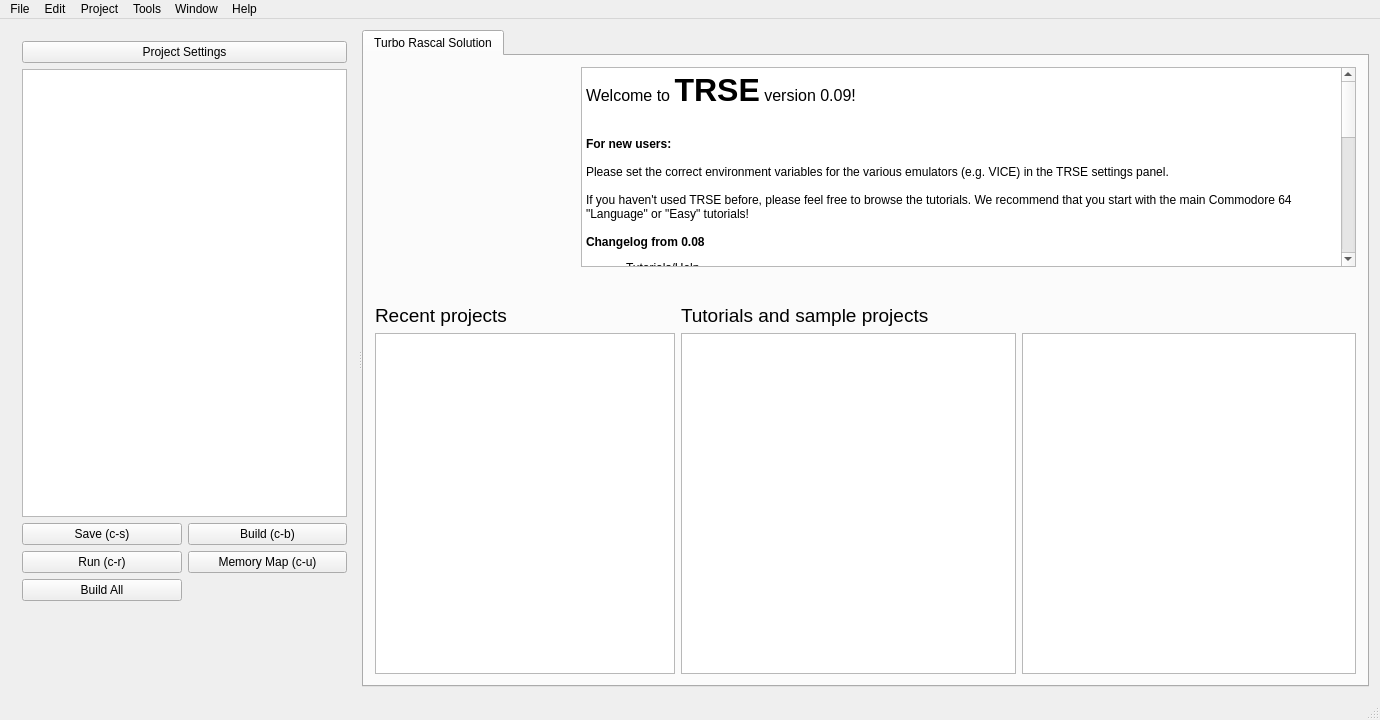
Qt form mainwindow.ui (leuat/TRSE) before a commit.
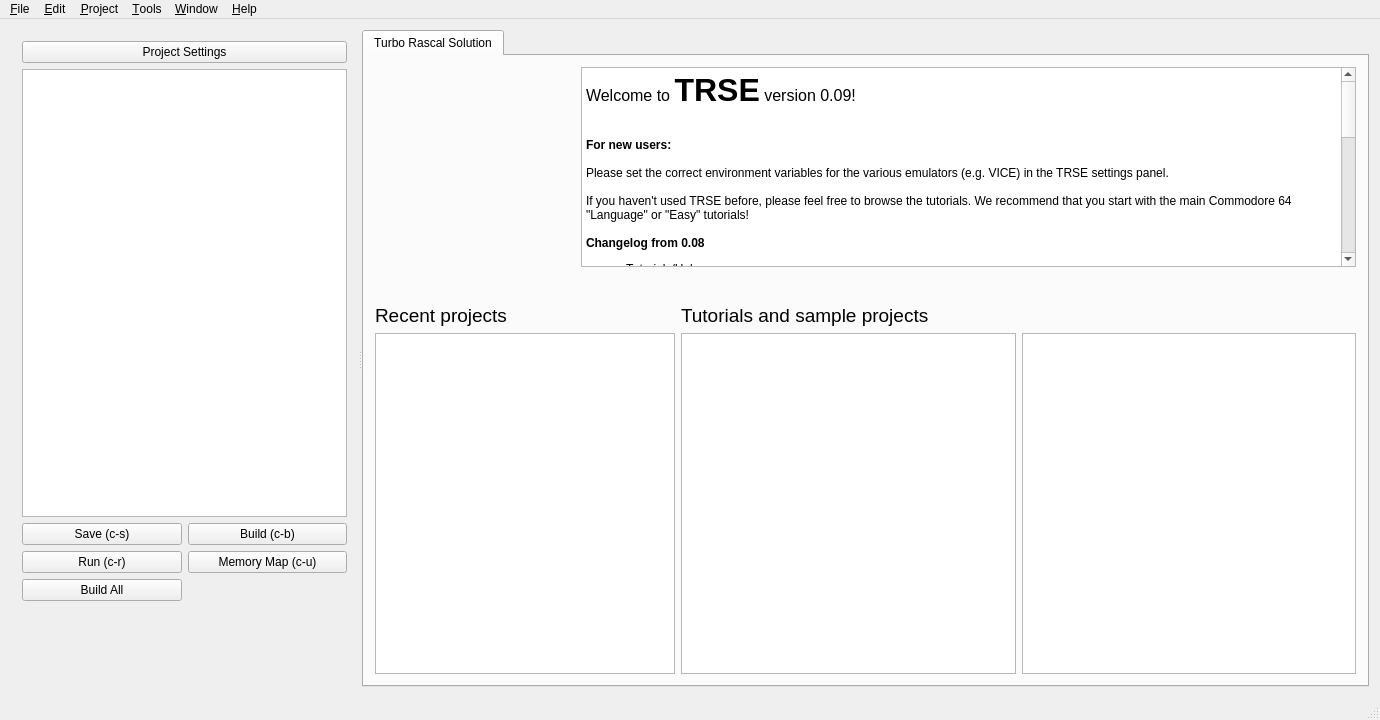
The same form after that commit. Icons and pictures are not drawn.

```diff
--- a/mainwindow.ui
+++ b/mainwindow.ui
@@ -229,45 +229,45 @@
                   <string>&lt;!DOCTYPE HTML PUBLIC &quot;-//W3C//DTD HTML 4.0//EN&quot; &quot;http://www.w3.org/TR/REC-html40/strict.dtd&quot;&gt;
 &lt;html&gt;&lt;head&gt;&lt;meta name=&quot;qrichtext&quot; content=&quot;1&quot; /&gt;&lt;style type=&quot;text/css&quot;&gt;
 p, li { white-space: pre-wrap; }
-&lt;/style&gt;&lt;/head&gt;&lt;body style=&quot; font-family:'Noto Sans'; font-size:9pt; font-weight:400; font-style:normal;&quot;&gt;
-&lt;p style=&quot; margin-top:0px; margin-bottom:0px; margin-left:0px; margin-right:0px; -qt-block-indent:0; text-indent:0px;&quot;&gt;&lt;span style=&quot; font-size:12pt;&quot;&gt;Welcome to &lt;/span&gt;&lt;span style=&quot; font-size:24pt; font-weight:600;&quot;&gt;TRSE&lt;/span&gt;&lt;span style=&quot; font-size:12pt;&quot;&gt; version 0.09!&lt;/span&gt;&lt;/p&gt;
+&lt;/style&gt;&lt;/head&gt;&lt;body style=&quot; font-family:'Ubuntu'; font-size:10pt; font-weight:400; font-style:normal;&quot;&gt;
+&lt;p style=&quot; margin-top:0px; margin-bottom:0px; margin-left:0px; margin-right:0px; -qt-block-indent:0; text-indent:0px;&quot;&gt;&lt;span style=&quot; font-family:'Noto Sans'; font-size:12pt;&quot;&gt;Welcome to &lt;/span&gt;&lt;span style=&quot; font-family:'Noto Sans'; font-size:24pt; font-weight:600;&quot;&gt;TRSE&lt;/span&gt;&lt;span style=&quot; font-family:'Noto Sans'; font-size:12pt;&quot;&gt; version 0.09!&lt;/span&gt;&lt;/p&gt;
 &lt;p style=&quot; margin-top:0px; margin-bottom:0px; margin-left:0px; margin-right:0px; -qt-block-indent:0; text-indent:0px;&quot;&gt;&lt;img src=&quot;:/resources/images/Amiga.png&quot; width=&quot;80&quot; /&gt;&lt;img src=&quot;:/resources/images/C128.png&quot; width=&quot;80&quot; /&gt;&lt;img src=&quot;:/resources/images/C64.png&quot; width=&quot;80&quot; /&gt;&lt;img src=&quot;:/resources/images/PLUS4.png&quot; width=&quot;80&quot; /&gt;&lt;img src=&quot;:/resources/images/VIC20.png&quot; width=&quot;80&quot; /&gt;&lt;img src=&quot;:/resources/images/NES.png&quot; width=&quot;80&quot; /&gt;&lt;img src=&quot;:/resources/images/PET.png&quot; width=&quot;80&quot; /&gt;&lt;/p&gt;
-&lt;p style=&quot;-qt-paragraph-type:empty; margin-top:0px; margin-bottom:0px; margin-left:0px; margin-right:0px; -qt-block-indent:0; text-indent:0px;&quot;&gt;&lt;br /&gt;&lt;/p&gt;
-&lt;p style=&quot; margin-top:0px; margin-bottom:0px; margin-left:0px; margin-right:0px; -qt-block-indent:0; text-indent:0px;&quot;&gt;&lt;span style=&quot; font-weight:600;&quot;&gt;For new users: &lt;/span&gt;&lt;/p&gt;
-&lt;p style=&quot;-qt-paragraph-type:empty; margin-top:0px; margin-bottom:0px; margin-left:0px; margin-right:0px; -qt-block-indent:0; text-indent:0px; font-weight:600;&quot;&gt;&lt;br /&gt;&lt;/p&gt;
-&lt;p style=&quot; margin-top:0px; margin-bottom:0px; margin-left:0px; margin-right:0px; -qt-block-indent:0; text-indent:0px;&quot;&gt;Please set the correct environment variables for the various emulators (e.g. VICE) in the TRSE settings panel. &lt;/p&gt;
-&lt;p style=&quot;-qt-paragraph-type:empty; margin-top:0px; margin-bottom:0px; margin-left:0px; margin-right:0px; -qt-block-indent:0; text-indent:0px;&quot;&gt;&lt;br /&gt;&lt;/p&gt;
-&lt;p style=&quot; margin-top:0px; margin-bottom:0px; margin-left:0px; margin-right:0px; -qt-block-indent:0; text-indent:0px;&quot;&gt;If you haven't used TRSE before, please feel free to browse the tutorials. We recommend that you start with the main Commodore 64 &amp;quot;Language&amp;quot; or &amp;quot;Easy&amp;quot; tutorials!&lt;/p&gt;
-&lt;p style=&quot;-qt-paragraph-type:empty; margin-top:0px; margin-bottom:0px; margin-left:0px; margin-right:0px; -qt-block-indent:0; text-indent:0px;&quot;&gt;&lt;br /&gt;&lt;/p&gt;
-&lt;p style=&quot; margin-top:0px; margin-bottom:0px; margin-left:0px; margin-right:0px; -qt-block-indent:0; text-indent:0px;&quot;&gt;&lt;span style=&quot; font-weight:600;&quot;&gt;Changelog from 0.08&lt;/span&gt;&lt;/p&gt;
-&lt;ul style=&quot;margin-top: 0px; margin-bottom: 0px; margin-left: 0px; margin-right: 0px; -qt-list-indent: 1;&quot;&gt;&lt;li style=&quot; margin-top:12px; margin-bottom:0px; margin-left:0px; margin-right:0px; -qt-block-indent:0; text-indent:0px;&quot;&gt;Tutorials/Help&lt;/li&gt;
-&lt;ul style=&quot;margin-top: 0px; margin-bottom: 0px; margin-left: 0px; margin-right: 0px; -qt-list-indent: 2;&quot;&gt;&lt;li style=&quot; margin-top:0px; margin-bottom:0px; margin-left:0px; margin-right:0px; -qt-block-indent:0; text-indent:0px;&quot;&gt;OK64 tutorials + included by default&lt;/li&gt;
-&lt;li style=&quot; margin-top:0px; margin-bottom:0px; margin-left:0px; margin-right:0px; -qt-block-indent:0; text-indent:0px;&quot;&gt;Added 7 PET tutorials&lt;/li&gt;
-&lt;li style=&quot; margin-top:0px; margin-bottom:0px; margin-left:0px; margin-right:0px; -qt-block-indent:0; text-indent:0px;&quot;&gt;Two new text string tutorials (in easy, intermediate)&lt;/li&gt;
-&lt;li style=&quot; margin-top:0px; margin-bottom:0px; margin-left:0px; margin-right:0px; -qt-block-indent:0; text-indent:0px;&quot;&gt;Petscii compressed .TRM animation tutorial&lt;/li&gt;
-&lt;li style=&quot; margin-top:0px; margin-bottom:0px; margin-left:0px; margin-right:0px; -qt-block-indent:0; text-indent:0px;&quot;&gt;Text-based adenture, C64 and soon VIC-20&lt;/li&gt;&lt;/ul&gt;
-&lt;p style=&quot;-qt-paragraph-type:empty; margin-top:0px; margin-bottom:0px; margin-left:0px; margin-right:0px; -qt-block-indent:0; text-indent:0px;&quot;&gt;&lt;br /&gt;&lt;/p&gt;
-&lt;li style=&quot; margin-top:0px; margin-bottom:0px; margin-left:0px; margin-right:0px; -qt-block-indent:0; text-indent:0px;&quot;&gt;Compiler: 	&lt;/li&gt;
-&lt;ul style=&quot;margin-top: 0px; margin-bottom: 0px; margin-left: 0px; margin-right: 0px; -qt-list-indent: 2;&quot;&gt;&lt;li style=&quot; margin-top:0px; margin-bottom:0px; margin-left:0px; margin-right:0px; -qt-block-indent:0; text-indent:0px;&quot;&gt;String methods: strCmp, strSplit, strToUpper, strToLower, strGetFromIndex&lt;/li&gt;
-&lt;li style=&quot; margin-top:0px; margin-bottom:0px; margin-left:0px; margin-right:0px; -qt-block-indent:0; text-indent:0px;&quot;&gt;Keyboard input key:=getKey();&lt;/li&gt;
-&lt;li style=&quot; margin-top:0px; margin-bottom:0px; margin-left:0px; margin-right:0px; -qt-block-indent:0; text-indent:0px;&quot;&gt;TRSE Command-line interface &amp;quot;clasc&amp;quot; implemented, stand-alone command-line assembler/compiler. &lt;/li&gt;
-&lt;li style=&quot; margin-top:0px; margin-bottom:0px; margin-left:0px; margin-right:0px; -qt-block-indent:0; text-indent:0px;&quot;&gt;Writing &amp;quot;#P42;&amp;quot; in a string will result in replacing the phrase with character 42. No zeroes before the number. Useful for filenames etc.&lt;/li&gt;
-&lt;li style=&quot; margin-top:0px; margin-bottom:0px; margin-left:0px; margin-right:0px; -qt-block-indent:0; text-indent:0px;&quot;&gt;Optimizations in various methods (spritepos, spriteloc, poke)&lt;/li&gt;
-&lt;li style=&quot; margin-top:0px; margin-bottom:0px; margin-left:0px; margin-right:0px; -qt-block-indent:0; text-indent:0px;&quot;&gt;Some bugfixes in the post-optimizations&lt;/li&gt;
-&lt;li style=&quot; margin-top:0px; margin-bottom:0px; margin-left:0px; margin-right:0px; -qt-block-indent:0; text-indent:0px;&quot;&gt;Repeat-until implemented&lt;/li&gt;
-&lt;li style=&quot; margin-top:0px; margin-bottom:0px; margin-left:0px; margin-right:0px; -qt-block-indent:0; text-indent:0px;&quot;&gt;XOR (exclusive or) implemented : a:=a XOR (2*b); etc&lt;/li&gt;
-&lt;li style=&quot; margin-top:0px; margin-bottom:0px; margin-left:0px; margin-right:0px; -qt-block-indent:0; text-indent:0px;&quot;&gt;SHR / SHL implemented (shift left, shift right). Synonymous with &amp;gt;&amp;gt; and &amp;lt;&amp;lt;&lt;/li&gt;
-&lt;li style=&quot; margin-top:0px; margin-bottom:0px; margin-left:0px; margin-right:0px; -qt-block-indent:0; text-indent:0px;&quot;&gt;@export preprocessor for automatic binary exporting .flf image files to binaries on build&lt;/li&gt;&lt;/ul&gt;
-&lt;li style=&quot; margin-top:0px; margin-bottom:0px; margin-left:0px; margin-right:0px; -qt-block-indent:0; text-indent:0px;&quot;&gt;Methods&lt;/li&gt;
-&lt;ul style=&quot;margin-top: 0px; margin-bottom: 0px; margin-left: 0px; margin-right: 0px; -qt-list-indent: 2;&quot;&gt;&lt;li style=&quot; margin-top:0px; margin-bottom:0px; margin-left:0px; margin-right:0px; -qt-block-indent:0; text-indent:0px;&quot;&gt;lots of OK64 stuff&lt;/li&gt;&lt;/ul&gt;
-&lt;p style=&quot;-qt-paragraph-type:empty; margin-top:0px; margin-bottom:0px; margin-left:0px; margin-right:0px; -qt-block-indent:1; text-indent:0px;&quot;&gt;&lt;br /&gt;&lt;/p&gt;
-&lt;li style=&quot; margin-top:0px; margin-bottom:0px; margin-left:0px; margin-right:0px; -qt-block-indent:0; text-indent:0px;&quot;&gt;Editor &lt;/li&gt;
-&lt;ul style=&quot;margin-top: 0px; margin-bottom: 0px; margin-left: 0px; margin-right: 0px; -qt-list-indent: 2;&quot;&gt;&lt;li style=&quot; margin-top:0px; margin-bottom:0px; margin-left:0px; margin-right:0px; -qt-block-indent:0; text-indent:0px;&quot;&gt;Petscii image import&lt;/li&gt;
-&lt;li style=&quot; margin-top:0px; margin-bottom:0px; margin-left:0px; margin-right:0px; -qt-block-indent:0; text-indent:0px;&quot;&gt;You can now select text editor font as well as size in the TRSE settings&lt;/li&gt;
-&lt;li style=&quot; margin-top:0px; margin-bottom:0px; margin-left:0px; margin-right:0px; -qt-block-indent:0; text-indent:0px;&quot;&gt;Memory Analyzer now has individual system labels! &lt;/li&gt;&lt;/ul&gt;
-&lt;li style=&quot; margin-top:0px; margin-bottom:0px; margin-left:0px; margin-right:0px; -qt-block-indent:0; text-indent:0px;&quot;&gt;Fjong: &lt;/li&gt;&lt;/ul&gt;
-&lt;ul style=&quot;margin-top: 0px; margin-bottom: 0px; margin-left: 0px; margin-right: 0px; -qt-list-indent: 2;&quot;&gt;&lt;li style=&quot;-qt-paragraph-type:empty; margin-top:0px; margin-bottom:0px; margin-left:0px; margin-right:0px; -qt-block-indent:0; text-indent:0px;&quot;&gt;&lt;br /&gt;&lt;/li&gt;&lt;/ul&gt;
-&lt;p style=&quot;-qt-paragraph-type:empty; margin-top:0px; margin-bottom:12px; margin-left:0px; margin-right:0px; -qt-block-indent:0; text-indent:0px;&quot;&gt;&lt;br /&gt;&lt;/p&gt;&lt;/body&gt;&lt;/html&gt;</string>
+&lt;p style=&quot;-qt-paragraph-type:empty; margin-top:0px; margin-bottom:0px; margin-left:0px; margin-right:0px; -qt-block-indent:0; text-indent:0px; font-family:'Noto Sans'; font-size:9pt;&quot;&gt;&lt;br /&gt;&lt;/p&gt;
+&lt;p style=&quot; margin-top:0px; margin-bottom:0px; margin-left:0px; margin-right:0px; -qt-block-indent:0; text-indent:0px;&quot;&gt;&lt;span style=&quot; font-family:'Noto Sans'; font-size:9pt; font-weight:600;&quot;&gt;For new users: &lt;/span&gt;&lt;/p&gt;
+&lt;p style=&quot;-qt-paragraph-type:empty; margin-top:0px; margin-bottom:0px; margin-left:0px; margin-right:0px; -qt-block-indent:0; text-indent:0px; font-family:'Noto Sans'; font-size:9pt; font-weight:600;&quot;&gt;&lt;br /&gt;&lt;/p&gt;
+&lt;p style=&quot; margin-top:0px; margin-bottom:0px; margin-left:0px; margin-right:0px; -qt-block-indent:0; text-indent:0px;&quot;&gt;&lt;span style=&quot; font-family:'Noto Sans'; font-size:9pt;&quot;&gt;Please set the correct environment variables for the various emulators (e.g. VICE) in the TRSE settings panel. &lt;/span&gt;&lt;/p&gt;
+&lt;p style=&quot;-qt-paragraph-type:empty; margin-top:0px; margin-bottom:0px; margin-left:0px; margin-right:0px; -qt-block-indent:0; text-indent:0px; font-family:'Noto Sans'; font-size:9pt;&quot;&gt;&lt;br /&gt;&lt;/p&gt;
+&lt;p style=&quot; margin-top:0px; margin-bottom:0px; margin-left:0px; margin-right:0px; -qt-block-indent:0; text-indent:0px;&quot;&gt;&lt;span style=&quot; font-family:'Noto Sans'; font-size:9pt;&quot;&gt;If you haven't used TRSE before, please feel free to browse the tutorials. We recommend that you start with the main Commodore 64 &amp;quot;Language&amp;quot; or &amp;quot;Easy&amp;quot; tutorials!&lt;/span&gt;&lt;/p&gt;
+&lt;p style=&quot;-qt-paragraph-type:empty; margin-top:0px; margin-bottom:0px; margin-left:0px; margin-right:0px; -qt-block-indent:0; text-indent:0px; font-family:'Noto Sans'; font-size:9pt;&quot;&gt;&lt;br /&gt;&lt;/p&gt;
+&lt;p style=&quot; margin-top:0px; margin-bottom:0px; margin-left:0px; margin-right:0px; -qt-block-indent:0; text-indent:0px;&quot;&gt;&lt;span style=&quot; font-family:'Noto Sans'; font-size:9pt; font-weight:600;&quot;&gt;Changelog from 0.08&lt;/span&gt;&lt;/p&gt;
+&lt;ul style=&quot;margin-top: 0px; margin-bottom: 0px; margin-left: 0px; margin-right: 0px; -qt-list-indent: 1;&quot;&gt;&lt;li style=&quot; font-family:'Noto Sans'; font-size:9pt;&quot; style=&quot; margin-top:12px; margin-bottom:0px; margin-left:0px; margin-right:0px; -qt-block-indent:0; text-indent:0px;&quot;&gt;Tutorials/Help&lt;/li&gt;
+&lt;ul style=&quot;margin-top: 0px; margin-bottom: 0px; margin-left: 0px; margin-right: 0px; -qt-list-indent: 2;&quot;&gt;&lt;li style=&quot; font-family:'Noto Sans'; font-size:9pt;&quot; style=&quot; margin-top:0px; margin-bottom:0px; margin-left:0px; margin-right:0px; -qt-block-indent:0; text-indent:0px;&quot;&gt;OK64 tutorials + included by default&lt;/li&gt;
+&lt;li style=&quot; font-family:'Noto Sans'; font-size:9pt;&quot; style=&quot; margin-top:0px; margin-bottom:0px; margin-left:0px; margin-right:0px; -qt-block-indent:0; text-indent:0px;&quot;&gt;Added 7 PET tutorials&lt;/li&gt;
+&lt;li style=&quot; font-family:'Noto Sans'; font-size:9pt;&quot; style=&quot; margin-top:0px; margin-bottom:0px; margin-left:0px; margin-right:0px; -qt-block-indent:0; text-indent:0px;&quot;&gt;Two new text string tutorials (in easy, intermediate)&lt;/li&gt;
+&lt;li style=&quot; font-family:'Noto Sans'; font-size:9pt;&quot; style=&quot; margin-top:0px; margin-bottom:0px; margin-left:0px; margin-right:0px; -qt-block-indent:0; text-indent:0px;&quot;&gt;Petscii compressed .TRM animation tutorial&lt;/li&gt;
+&lt;li style=&quot; font-family:'Noto Sans'; font-size:9pt;&quot; style=&quot; margin-top:0px; margin-bottom:0px; margin-left:0px; margin-right:0px; -qt-block-indent:0; text-indent:0px;&quot;&gt;Text-based adenture, C64 and soon VIC-20&lt;/li&gt;&lt;/ul&gt;
+&lt;p style=&quot;-qt-paragraph-type:empty; margin-top:0px; margin-bottom:0px; margin-left:0px; margin-right:0px; -qt-block-indent:0; text-indent:0px; font-family:'Noto Sans'; font-size:9pt;&quot;&gt;&lt;br /&gt;&lt;/p&gt;
+&lt;li style=&quot; font-family:'Noto Sans'; font-size:9pt;&quot; style=&quot; margin-top:0px; margin-bottom:0px; margin-left:0px; margin-right:0px; -qt-block-indent:0; text-indent:0px;&quot;&gt;Compiler: 	&lt;/li&gt;
+&lt;ul style=&quot;margin-top: 0px; margin-bottom: 0px; margin-left: 0px; margin-right: 0px; -qt-list-indent: 2;&quot;&gt;&lt;li style=&quot; font-family:'Noto Sans'; font-size:9pt;&quot; style=&quot; margin-top:0px; margin-bottom:0px; margin-left:0px; margin-right:0px; -qt-block-indent:0; text-indent:0px;&quot;&gt;String methods: strCmp, strSplit, strToUpper, strToLower, strGetFromIndex&lt;/li&gt;
+&lt;li style=&quot; font-family:'Noto Sans'; font-size:9pt;&quot; style=&quot; margin-top:0px; margin-bottom:0px; margin-left:0px; margin-right:0px; -qt-block-indent:0; text-indent:0px;&quot;&gt;Keyboard input key:=getKey();&lt;/li&gt;
+&lt;li style=&quot; font-family:'Noto Sans'; font-size:9pt;&quot; style=&quot; margin-top:0px; margin-bottom:0px; margin-left:0px; margin-right:0px; -qt-block-indent:0; text-indent:0px;&quot;&gt;TRSE Command-line interface &amp;quot;clasc&amp;quot; implemented, stand-alone command-line assembler/compiler. &lt;/li&gt;
+&lt;li style=&quot; font-family:'Noto Sans'; font-size:9pt;&quot; style=&quot; margin-top:0px; margin-bottom:0px; margin-left:0px; margin-right:0px; -qt-block-indent:0; text-indent:0px;&quot;&gt;Writing &amp;quot;#P42;&amp;quot; in a string will result in replacing the phrase with character 42. No zeroes before the number. Useful for filenames etc.&lt;/li&gt;
+&lt;li style=&quot; font-family:'Noto Sans'; font-size:9pt;&quot; style=&quot; margin-top:0px; margin-bottom:0px; margin-left:0px; margin-right:0px; -qt-block-indent:0; text-indent:0px;&quot;&gt;Optimizations in various methods (spritepos, spriteloc, poke)&lt;/li&gt;
+&lt;li style=&quot; font-family:'Noto Sans'; font-size:9pt;&quot; style=&quot; margin-top:0px; margin-bottom:0px; margin-left:0px; margin-right:0px; -qt-block-indent:0; text-indent:0px;&quot;&gt;Some bugfixes in the post-optimizations&lt;/li&gt;
+&lt;li style=&quot; font-family:'Noto Sans'; font-size:9pt;&quot; style=&quot; margin-top:0px; margin-bottom:0px; margin-left:0px; margin-right:0px; -qt-block-indent:0; text-indent:0px;&quot;&gt;Repeat-until implemented&lt;/li&gt;
+&lt;li style=&quot; font-family:'Noto Sans'; font-size:9pt;&quot; style=&quot; margin-top:0px; margin-bottom:0px; margin-left:0px; margin-right:0px; -qt-block-indent:0; text-indent:0px;&quot;&gt;XOR (exclusive or) implemented : a:=a XOR (2*b); etc&lt;/li&gt;
+&lt;li style=&quot; font-family:'Noto Sans'; font-size:9pt;&quot; style=&quot; margin-top:0px; margin-bottom:0px; margin-left:0px; margin-right:0px; -qt-block-indent:0; text-indent:0px;&quot;&gt;SHR / SHL implemented (shift left, shift right). Synonymous with &amp;gt;&amp;gt; and &amp;lt;&amp;lt;&lt;/li&gt;
+&lt;li style=&quot; font-family:'Noto Sans'; font-size:9pt;&quot; style=&quot; margin-top:0px; margin-bottom:0px; margin-left:0px; margin-right:0px; -qt-block-indent:0; text-indent:0px;&quot;&gt;@export preprocessor for automatic binary exporting .flf image files to binaries on build&lt;/li&gt;&lt;/ul&gt;
+&lt;li style=&quot; font-family:'Noto Sans'; font-size:9pt;&quot; style=&quot; margin-top:0px; margin-bottom:0px; margin-left:0px; margin-right:0px; -qt-block-indent:0; text-indent:0px;&quot;&gt;Methods&lt;/li&gt;
+&lt;ul style=&quot;margin-top: 0px; margin-bottom: 0px; margin-left: 0px; margin-right: 0px; -qt-list-indent: 2;&quot;&gt;&lt;li style=&quot; font-family:'Noto Sans'; font-size:9pt;&quot; style=&quot; margin-top:0px; margin-bottom:0px; margin-left:0px; margin-right:0px; -qt-block-indent:0; text-indent:0px;&quot;&gt;lots of OK64 stuff&lt;/li&gt;&lt;/ul&gt;
+&lt;p style=&quot;-qt-paragraph-type:empty; margin-top:0px; margin-bottom:0px; margin-left:0px; margin-right:0px; -qt-block-indent:1; text-indent:0px; font-family:'Noto Sans'; font-size:9pt;&quot;&gt;&lt;br /&gt;&lt;/p&gt;
+&lt;li style=&quot; font-family:'Noto Sans'; font-size:9pt;&quot; style=&quot; margin-top:0px; margin-bottom:0px; margin-left:0px; margin-right:0px; -qt-block-indent:0; text-indent:0px;&quot;&gt;Editor &lt;/li&gt;
+&lt;ul style=&quot;margin-top: 0px; margin-bottom: 0px; margin-left: 0px; margin-right: 0px; -qt-list-indent: 2;&quot;&gt;&lt;li style=&quot; font-family:'Noto Sans'; font-size:9pt;&quot; style=&quot; margin-top:0px; margin-bottom:0px; margin-left:0px; margin-right:0px; -qt-block-indent:0; text-indent:0px;&quot;&gt;Petscii image import&lt;/li&gt;
+&lt;li style=&quot; font-family:'Noto Sans'; font-size:9pt;&quot; style=&quot; margin-top:0px; margin-bottom:0px; margin-left:0px; margin-right:0px; -qt-block-indent:0; text-indent:0px;&quot;&gt;You can now select text editor font as well as size in the TRSE settings&lt;/li&gt;
+&lt;li style=&quot; font-family:'Noto Sans'; font-size:9pt;&quot; style=&quot; margin-top:0px; margin-bottom:0px; margin-left:0px; margin-right:0px; -qt-block-indent:0; text-indent:0px;&quot;&gt;Memory Analyzer now has individual system labels! &lt;/li&gt;&lt;/ul&gt;
+&lt;li style=&quot; font-family:'Noto Sans'; font-size:9pt;&quot; style=&quot; margin-top:0px; margin-bottom:0px; margin-left:0px; margin-right:0px; -qt-block-indent:0; text-indent:0px;&quot;&gt;Fjong: &lt;/li&gt;&lt;/ul&gt;
+&lt;ul style=&quot;margin-top: 0px; margin-bottom: 0px; margin-left: 0px; margin-right: 0px; -qt-list-indent: 2;&quot;&gt;&lt;li style=&quot; font-family:'Noto Sans'; font-size:9pt;&quot; style=&quot;-qt-paragraph-type:empty; margin-top:0px; margin-bottom:0px; margin-left:0px; margin-right:0px; -qt-block-indent:0; text-indent:0px;&quot;&gt;&lt;br /&gt;&lt;/li&gt;&lt;/ul&gt;
+&lt;p style=&quot;-qt-paragraph-type:empty; margin-top:0px; margin-bottom:12px; margin-left:0px; margin-right:0px; -qt-block-indent:0; text-indent:0px; font-family:'Noto Sans'; font-size:9pt;&quot;&gt;&lt;br /&gt;&lt;/p&gt;&lt;/body&gt;&lt;/html&gt;</string>
                  </property>
                 </widget>
                </item>
@@ -393,7 +393,7 @@
    </property>
    <widget class="QMenu" name="menuFile">
     <property name="title">
-     <string>File</string>
+     <string>&amp;File</string>
     </property>
     <widget class="QMenu" name="menuNew">
      <property name="title">
@@ -414,7 +414,7 @@
    </widget>
    <widget class="QMenu" name="menuEdit">
     <property name="title">
-     <string>Edit</string>
+     <string>&amp;Edit</string>
     </property>
     <addaction name="actionSearch"/>
     <addaction name="actionReplace"/>
@@ -424,14 +424,14 @@
    </widget>
    <widget class="QMenu" name="menuTools">
     <property name="title">
-     <string>Tools</string>
+     <string>&amp;Tools</string>
     </property>
     <addaction name="actionTRSE_Settings"/>
     <addaction name="actionWavefront_obj_to_amiga_converter"/>
    </widget>
    <widget class="QMenu" name="menuHelp">
     <property name="title">
-     <string>Help</string>
+     <string>&amp;Help</string>
     </property>
     <addaction name="actionHelp_F1"/>
     <addaction name="actionDonate"/>
@@ -439,14 +439,14 @@
    </widget>
    <widget class="QMenu" name="menuWindow">
     <property name="title">
-     <string>Window</string>
+     <string>&amp;Window</string>
     </property>
     <addaction name="actionClose_current"/>
     <addaction name="actionClose_all"/>
    </widget>
    <widget class="QMenu" name="menuProject">
     <property name="title">
-     <string>Project</string>
+     <string>&amp;Project</string>
     </property>
     <addaction name="actionBuild_C_b"/>
     <addaction name="actionBuild_All"/>
```
Left out of the diff: 24 changed lines with no effect on the pictures.
